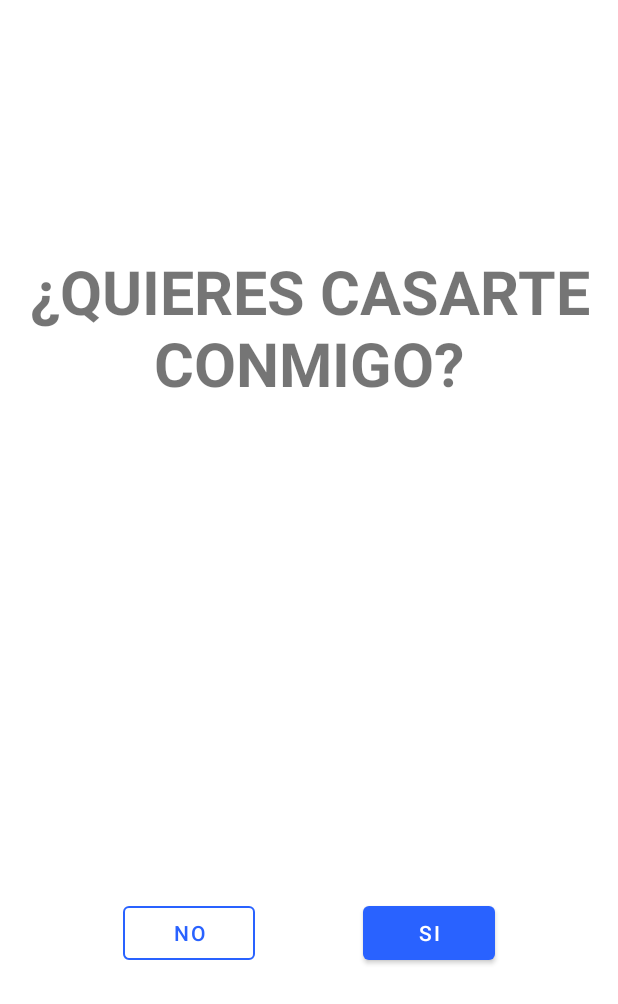
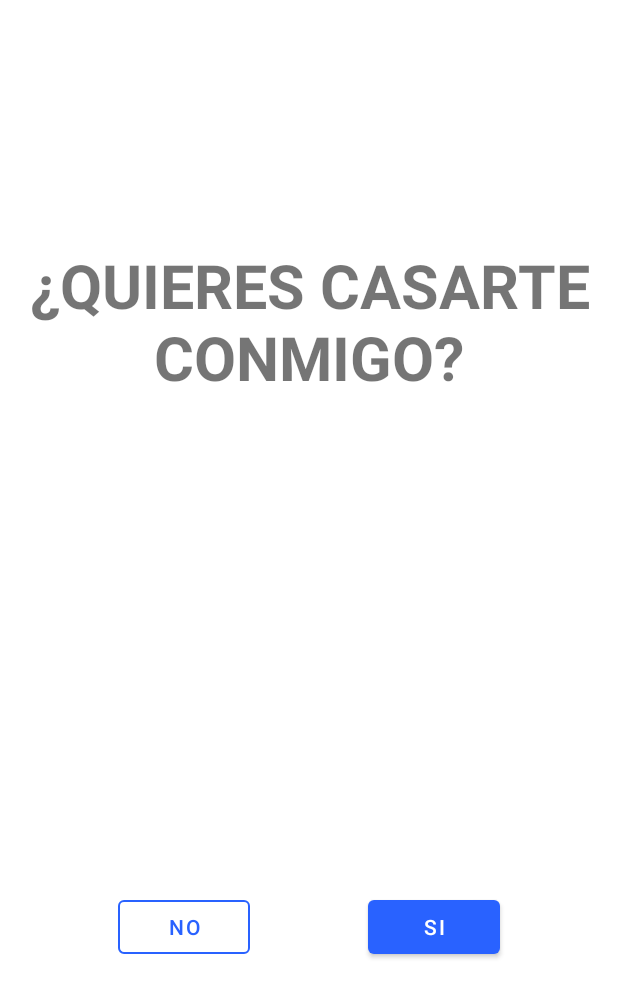
Before and after one commit to maurozegarra/MarryMe, an Android app: the screen it shows after launch (MainActivity), on a phone screen of 412 x 824 dp. Shown: the top 1004 px of the screen. Run offline under Robolectric (Android 15) with nearby library versions, the phone set to English and light mode, and no system bars.

Commit message:
Change FrameLayout to Constraint Layout

```diff
--- a/app/src/main/res/layout/activity_main.xml
+++ b/app/src/main/res/layout/activity_main.xml
@@ -25,12 +25,13 @@
         app:layout_constraintTop_toTopOf="parent"
         app:layout_constraintVertical_chainStyle="spread_inside" />
 
-    <FrameLayout
+    <androidx.constraintlayout.widget.ConstraintLayout
         android:id="@+id/frameLayout"
         android:layout_width="match_parent"
         android:layout_height="0dp"
         android:background="@android:color/white"
         app:layout_constraintBottom_toBottomOf="parent"
+        app:layout_constraintHeight_percent="0.5"
         app:layout_constraintEnd_toEndOf="parent"
         app:layout_constraintStart_toStartOf="parent"
         app:layout_constraintTop_toBottomOf="@+id/text_question"
@@ -41,9 +42,12 @@
             style="?attr/materialButtonOutlinedStyle"
             android:layout_width="wrap_content"
             android:layout_height="wrap_content"
-            android:layout_gravity="center"
-            android:layout_marginEnd="80dp"
             android:text="@string/no"
+            app:layout_constraintBottom_toBottomOf="parent"
+            app:layout_constraintEnd_toStartOf="@+id/button_yes"
+            app:layout_constraintHorizontal_bias="0.5"
+            app:layout_constraintStart_toStartOf="parent"
+            app:layout_constraintTop_toTopOf="parent"
             app:strokeColor="@color/colorPrimary" />
 
         <com.google.android.material.button.MaterialButton
@@ -51,11 +55,12 @@
             style="@style/Widget.MaterialComponents.Button"
             android:layout_width="wrap_content"
             android:layout_height="wrap_content"
-            android:layout_gravity="center"
-            android:layout_marginStart="80dp"
             android:text="@string/yes"
-            android:visibility="visible" />
+            app:layout_constraintBottom_toBottomOf="@+id/button_no"
+            app:layout_constraintEnd_toEndOf="parent"
+            app:layout_constraintHorizontal_bias="0.5"
+            app:layout_constraintStart_toEndOf="@+id/button_no" />
 
-    </FrameLayout>
+    </androidx.constraintlayout.widget.ConstraintLayout>
 
 </androidx.constraintlayout.widget.ConstraintLayout>
```
